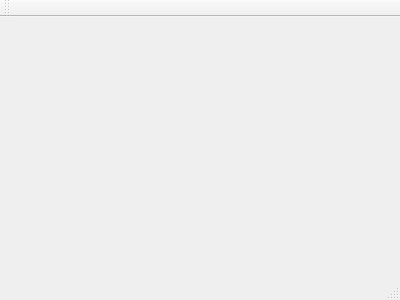
Old version of the form mainwindow.ui in the repository noavarice/cg3.
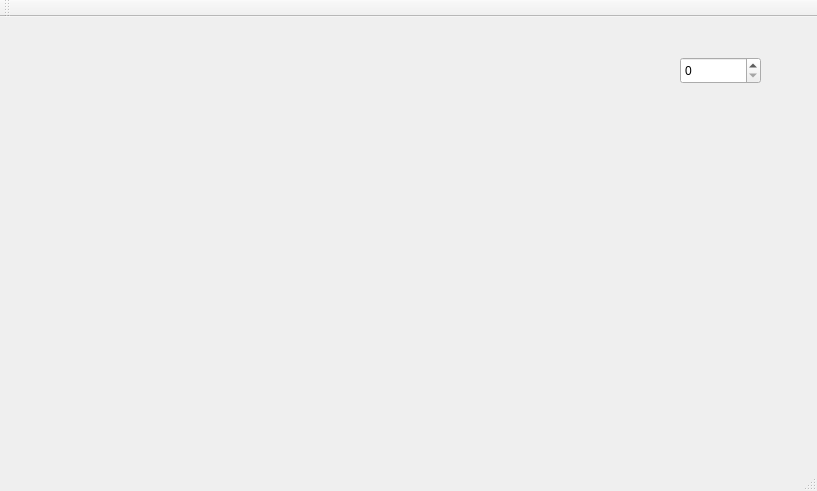
New version of the form.

```diff
--- a/mainwindow.ui
+++ b/mainwindow.ui
@@ -1,24 +1,61 @@
 <ui version="4.0">
  <class>MainWindow</class>
- <widget class="QMainWindow" name="MainWindow" >
-  <property name="geometry" >
+ <widget class="QMainWindow" name="MainWindow">
+  <property name="geometry">
    <rect>
     <x>0</x>
     <y>0</y>
-    <width>400</width>
-    <height>300</height>
+    <width>817</width>
+    <height>491</height>
    </rect>
   </property>
   <property name="windowTitle" >
    <string>MainWindow</string>
   </property>
-  <widget class="QMenuBar" name="menuBar" />
-  <widget class="QToolBar" name="mainToolBar" />
-  <widget class="QWidget" name="centralWidget" />
-  <widget class="QStatusBar" name="statusBar" />
+  <widget class="QWidget" name="centralWidget">
+   <widget class="QWidget" name="horizontalLayoutWidget">
+    <property name="geometry">
+     <rect>
+      <x>10</x>
+      <y>10</y>
+      <width>561</width>
+      <height>401</height>
+     </rect>
+    </property>
+    <layout class="QHBoxLayout" name="horizontalLayout"/>
+   </widget>
+   <widget class="QSpinBox" name="spinBox">
+    <property name="geometry">
+     <rect>
+      <x>680</x>
+      <y>40</y>
+      <width>81</width>
+      <height>27</height>
+     </rect>
+    </property>
+   </widget>
+  </widget>
+  <widget class="QMenuBar" name="menuBar">
+   <property name="geometry">
+    <rect>
+     <x>0</x>
+     <y>0</y>
+     <width>817</width>
+     <height>23</height>
+    </rect>
+   </property>
+  </widget>
+  <widget class="QToolBar" name="mainToolBar">
+   <attribute name="toolBarArea">
+    <enum>TopToolBarArea</enum>
+   </attribute>
+   <attribute name="toolBarBreak">
+    <bool>false</bool>
+   </attribute>
+  </widget>
+  <widget class="QStatusBar" name="statusBar"/>
  </widget>
- <layoutDefault spacing="6" margin="11" />
- <pixmapfunction></pixmapfunction>
+ <layoutdefault spacing="6" margin="11"/>
  <resources/>
  <connections/>
 </ui>
```
Left out of the diff: 3 changed lines with no effect on the pictures.
